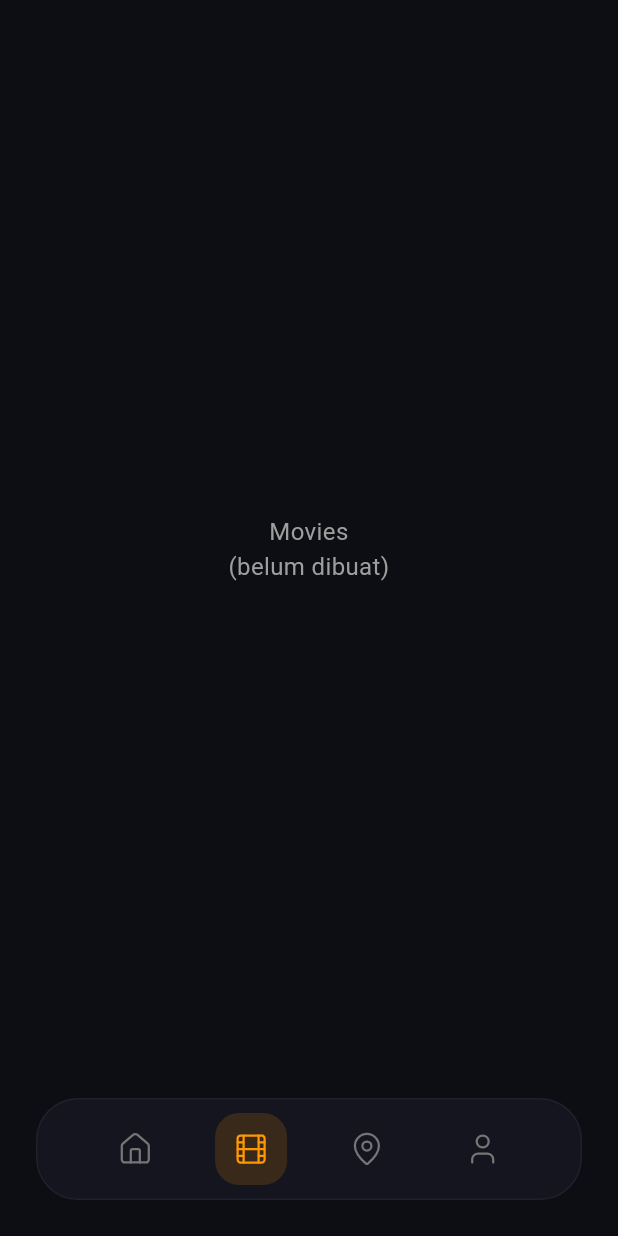
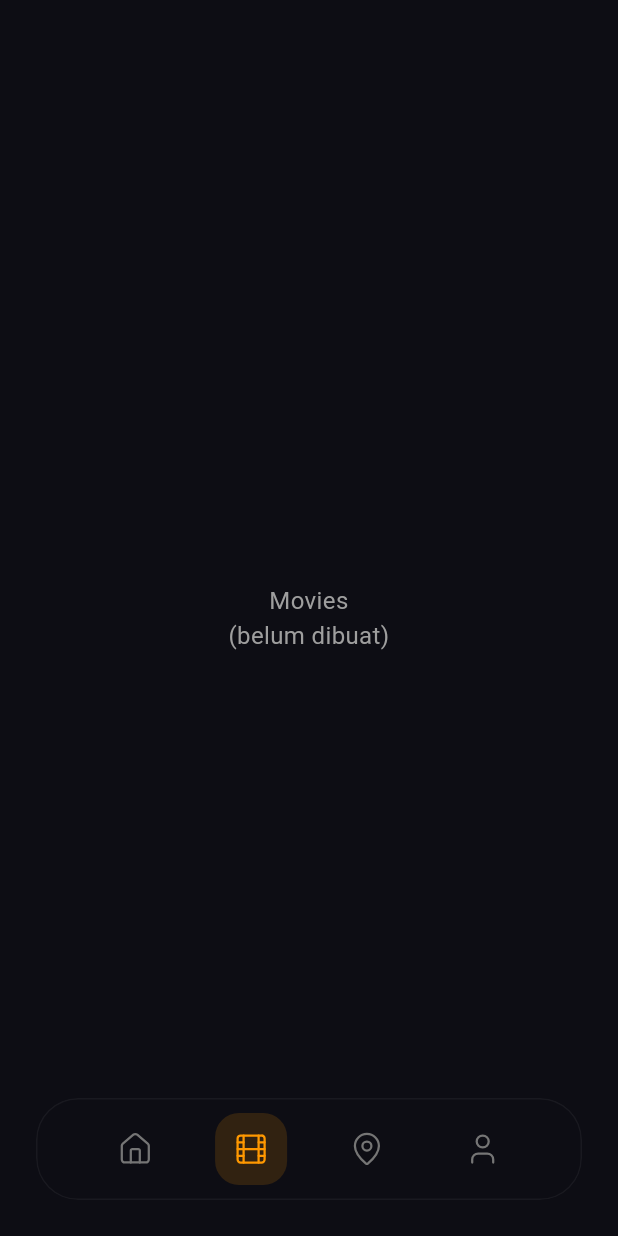
Before and after one commit to Big-com18/uas_project_mobile, a Flutter app: the MainNavScreen screen opened by its route, item 2 of the bottom bar chosen, on a phone screen of 412 x 824 dp. Run offline on Flutter 3.47's test engine with Material 3 defaults, Android fonts, the phone set to English and light mode, and no system bars; our stand-ins replace flutter_svg.

Commit message:
add fix navbar

```diff
--- a/lib/main_nav_screen.dart
+++ b/lib/main_nav_screen.dart
@@ -1,3 +1,4 @@
+import 'dart:ui';
 import 'package:flutter/material.dart';
 import 'package:flutter_svg/flutter_svg.dart';
 import '../feature/home/home_screen.dart';
@@ -26,16 +27,31 @@ class _MainNavScreenState extends State<MainNavScreen> {
 
   @override
   Widget build(BuildContext context) {
+    // ---------- STACK, BUKAN bottomNavigationBar ----------
+    // Sengaja pakai Stack supaya konten (list film) tetap bisa
+    // discroll sampai benar-benar mentok bawah, dan navbar
+    // "ngambang" transparan di atasnya (bukan mendorong konten
+    // ke atas seperti bottomNavigationBar bawaan Scaffold).
     return Scaffold(
       backgroundColor: const Color(0xFF0D0D14),
-      body: IndexedStack(index: _selectedIndex, children: _pages),
-      bottomNavigationBar: _buildBottomNav(),
+      body: Stack(
+        children: [
+          IndexedStack(
+            index: _selectedIndex,
+            children: _pages,
+          ),
+          Positioned(
+            left: 0,
+            right: 0,
+            bottom: 0,
+            child: _buildBottomNav(),
+          ),
+        ],
+      ),
     );
   }
 
   // ---------- CUSTOM BOTTOM NAVBAR ----------
-  // Tiap tab pakai 1 file svg yang sama, warnanya di-tint pakai
-  // ColorFilter (orange kalau aktif, abu-abu kalau tidak).
   static const List<String> _navIconPaths = [
     'assets/icons/home.svg',
     'assets/icons/film.svg',
@@ -44,12 +60,22 @@ class _MainNavScreenState extends State<MainNavScreen> {
   ];
 
   Widget _buildBottomNav() {
-    return Container(
+    return Padding(
+      padding: const EdgeInsets.fromLTRB(24, 0, 24, 24),
+      child: ClipRRect(
+        // radius sama kayak container-nya, wajib biar blur ikut kepotong rapi
+        borderRadius: BorderRadius.circular(28),
+        child: BackdropFilter(
+          // efek "kaca buram" -> konten yang discroll di baliknya
+          // keliatan samar-samar lewat navbar, bukan solid opaque
+          filter: ImageFilter.blur(sigmaX: 16, sigmaY: 16),
+          child: Container(
             height: 68,
-      margin: const EdgeInsets.fromLTRB(24, 0, 24, 24),
             padding: const EdgeInsets.symmetric(horizontal: 12),
             decoration: BoxDecoration(
-        color: const Color(0xFF15151F),
+              // warna SAMA PERSIS kayak scaffoldBackgroundColor home,
+              // cuma dikasih opacity 70% biar keliatan transparan
+              color: const Color(0xFF0D0D14).withOpacity(0.7),
               borderRadius: BorderRadius.circular(28),
               border: Border.all(color: Colors.white.withOpacity(0.05)),
             ),
@@ -85,6 +111,9 @@ class _MainNavScreenState extends State<MainNavScreen> {
                 );
               }),
             ),
+          ),
+        ),
+      ),
     );
   }
 }
```
Also changed, not shown: assets/icons/logo.svg (added). Lines whose indentation alone changed are shown as unchanged.
